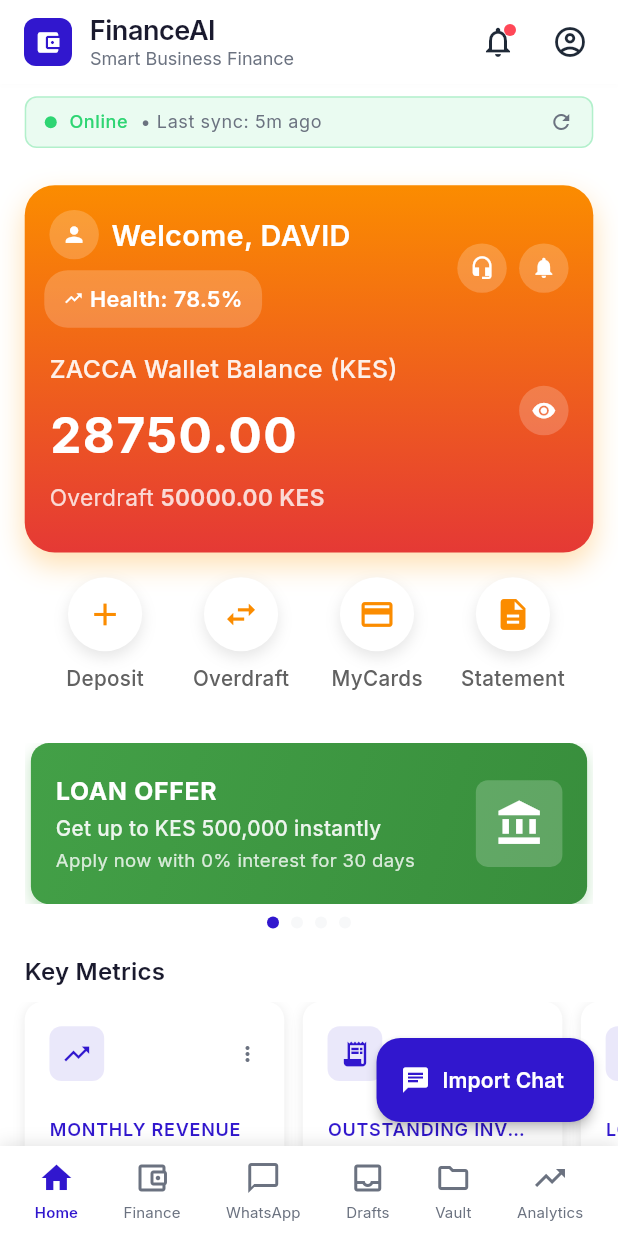
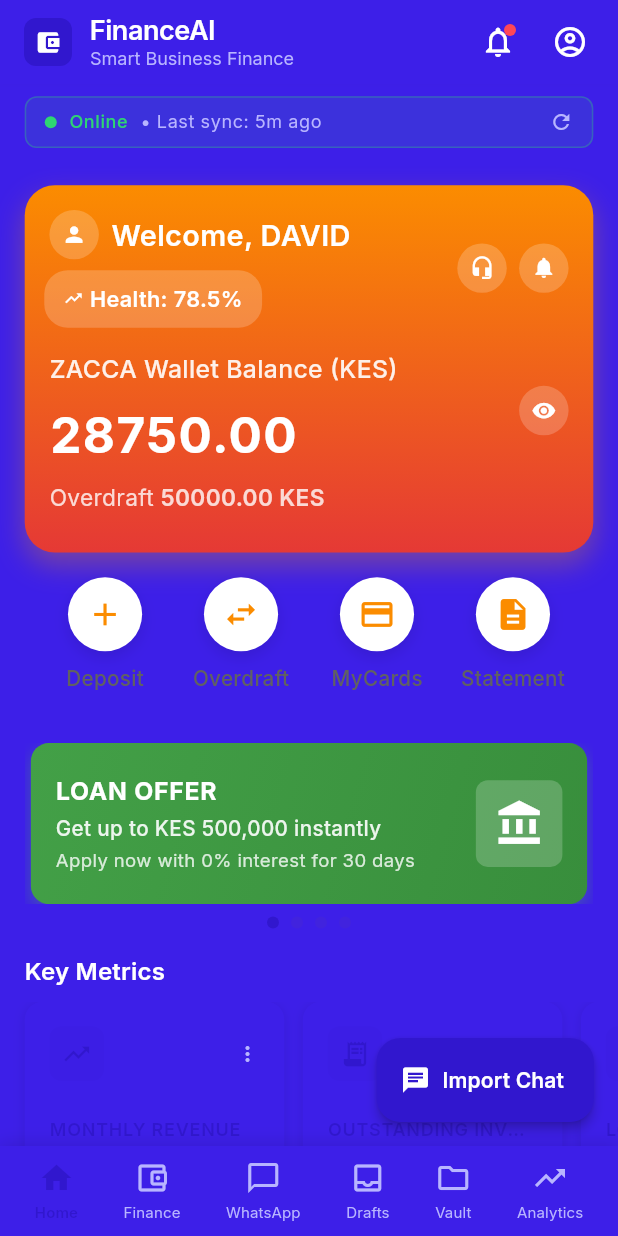
Before and after one commit to Davedave001/zacca-afri-flow, a Flutter app: the Dashboard screen opened by its route, on a phone screen of 412 x 824 dp. Run offline on Flutter 3.47's test engine with Material 3 defaults, Android fonts, the phone set to English and light mode, and no system bars; our stand-ins replace cached_network_image, connectivity_plus, file_picker, fl_chart, flutter_slidable, flutter_svg and 3 more.

Commit message:
feat: implement #3117ce as main app background with smooth color blending
🎨 Purple Background Theme:
- Main background: #3117CE (your primary purple)
- Elevated surfaces: #3D1FE8 (slightly lighter purple)
- Cards and dialogs: Matching purple tones for seamless blending

✨ Smooth Color Blending:
- Cyan borders and shadows (#08F5F8) for energy and contrast
- Bright complementary colors for service icons:
  * Cyan (#08F5F8) - Your signature color
  * Bright Red (#FF6B6B) - For expenses and alerts
  * Bright Green (#4ADE80) - For revenue and success
  * Bright Yellow (#FFD93D) - For charts and highlights
  * Vibrant Orange (#FFA502) - For tax and warnings

🎯 Enhanced UI/UX:
- White text for excellent readability on purple background
- Light purple secondary text (#B8B5FF) for hierarchy
- Purple-tinted dividers (#4A2BC7) for smooth blending
- Cyan 'View all' links for energy and contrast
- Professional contrast ratios for accessibility

🚀 Result: Powerful, smooth, and visually stunning purple-themed app

```diff
--- a/zacca_ai/lib/presentation/dashboard/dashboard.dart
+++ b/zacca_ai/lib/presentation/dashboard/dashboard.dart
@@ -33,25 +33,25 @@ class _DashboardState extends State<Dashboard> with TickerProviderStateMixin {
         {
           "name": "Budgets",
           "icon": Icons.account_balance_wallet,
-          "color": Color(0xFF3117CE), // Your primary purple
+          "color": Color(0xFF08F5F8), // Your cyan for contrast
           "route": "/financial-companion",
         },
         {
           "name": "Expense",
           "icon": Icons.receipt_long,
-          "color": Color(0xFFFF4757), // Modern red
+          "color": Color(0xFFFF6B6B), // Bright red for contrast
           "route": "/financial-companion",
         },
         {
           "name": "Revenue",
           "icon": Icons.trending_up,
-          "color": Color(0xFF2ED573), // Fresh green
+          "color": Color(0xFF4ADE80), // Bright green for contrast
           "route": "/business-analytics-dashboard",
         },
         {
           "name": "Charts of Account",
           "icon": Icons.pie_chart,
-          "color": Color(0xFF08F5F8), // Your cyan
+          "color": Color(0xFFFFD93D), // Bright yellow for contrast
           "route": "/financial-companion",
         },
       ],
@@ -100,25 +100,25 @@ class _DashboardState extends State<Dashboard> with TickerProviderStateMixin {
         {
           "name": "Inventory",
           "icon": Icons.inventory,
-          "color": Color(0xFF3117CE), // Your primary purple
+          "color": Color(0xFF08F5F8), // Your cyan for contrast
           "route": "/financial-companion",
         },
         {
           "name": "Tax",
           "icon": Icons.calculate,
-          "color": Color(0xFFFFA502), // Vibrant orange
+          "color": Color(0xFFFFA502), // Vibrant orange for contrast
           "route": "/financial-companion",
         },
         {
           "name": "Excel Sync",
           "icon": Icons.table_chart,
-          "color": Color(0xFF2ED573), // Fresh green
+          "color": Color(0xFF4ADE80), // Bright green for contrast
           "route": "/financial-companion",
         },
         {
           "name": "Workflow",
           "icon": Icons.work,
-          "color": Color(0xFF08F5F8), // Your cyan
+          "color": Color(0xFFFFD93D), // Bright yellow for contrast
           "route": "/financial-companion",
         },
       ],
@@ -167,25 +167,25 @@ class _DashboardState extends State<Dashboard> with TickerProviderStateMixin {
         {
           "name": "Import Chat",
           "icon": Icons.chat_bubble,
-          "color": Color(0xFF2ED573), // Fresh green
+          "color": Color(0xFF4ADE80), // Bright green for contrast
           "route": "/whats-app-import-screen",
         },
         {
           "name": "Permissions",
           "icon": Icons.security,
-          "color": Color(0xFF3117CE), // Your primary purple
+          "color": Color(0xFF08F5F8), // Your cyan for contrast
           "route": "/financial-companion",
         },
         {
           "name": "Pay Bills",
           "icon": Icons.payment,
-          "color": Color(0xFFFFA502), // Vibrant orange
+          "color": Color(0xFFFFA502), // Vibrant orange for contrast
           "route": "/financial-companion",
         },
         {
           "name": "Send Money",
           "icon": Icons.send,
-          "color": Color(0xFF08F5F8), // Your cyan
+          "color": Color(0xFFFFD93D), // Bright yellow for contrast
           "route": "/financial-companion",
         },
       ],
@@ -557,10 +557,10 @@ class _DashboardState extends State<Dashboard> with TickerProviderStateMixin {
                       },
                       child: Container(
                         decoration: BoxDecoration(
-                          color: Color(0xFFF5F7FF), // Your purple-tinted background
+                          color: Color(0xFF3D1FE8), // Matching card color
                           borderRadius: BorderRadius.circular(12),
                           border: Border.all(
-                            color: Color(0xFF3117CE).withValues(alpha: 0.1),
+                            color: Color(0xFF08F5F8).withValues(alpha: 0.3),
                             width: 1,
                           ),
                         ),
@@ -724,15 +724,15 @@ class _DashboardState extends State<Dashboard> with TickerProviderStateMixin {
     return Container(
       margin: EdgeInsets.symmetric(horizontal: 4.w, vertical: 1.h),
       decoration: BoxDecoration(
-        color: Color(0xFFF5F7FF), // Your purple-tinted background
+        color: Color(0xFF3D1FE8), // Slightly lighter purple for cards
         borderRadius: BorderRadius.circular(12),
         border: Border.all(
-          color: Color(0xFF3117CE).withValues(alpha: 0.1), // Subtle purple border
+          color: Color(0xFF08F5F8).withValues(alpha: 0.3), // Cyan border for energy
           width: 1,
         ),
         boxShadow: [
           BoxShadow(
-            color: Color(0xFF3117CE).withValues(alpha: 0.08),
+            color: Color(0xFF08F5F8).withValues(alpha: 0.15),
             blurRadius: 12,
             offset: Offset(0, 4),
           ),
```
Also changed, not shown: zacca_ai/lib/theme/app_theme.dart (+13 -13 lines).
